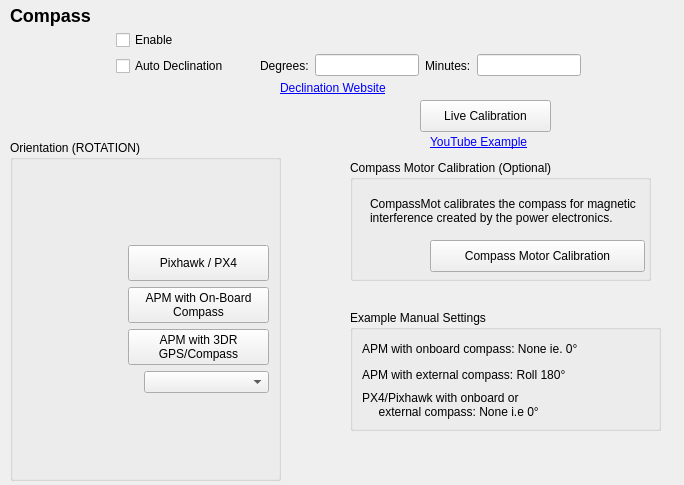
First picture: the form in src/ui/configuration/CompassConfig.ui, repository ArduPilot/apm_planner, before the edit.
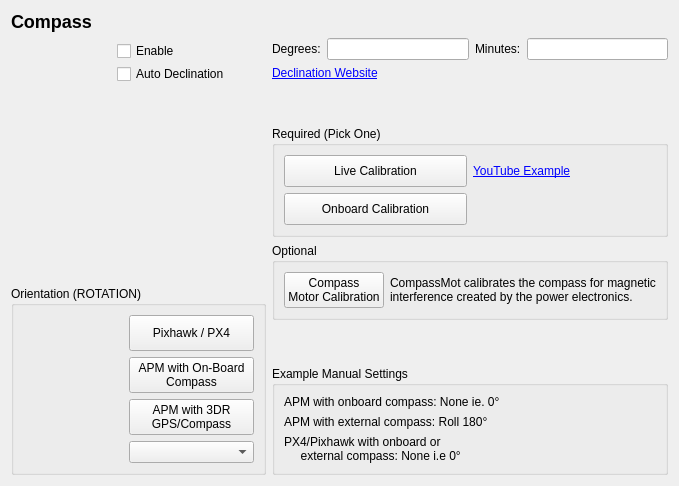
Second picture: the form after the edit. Icons and pictures are not drawn.

Commit message: Fixes #797: Update UI layout for onboard compass calibration

Diff of the .ui file:
```diff
--- a/src/ui/configuration/CompassConfig.ui
+++ b/src/ui/configuration/CompassConfig.ui
@@ -6,21 +6,47 @@
    <rect>
     <x>0</x>
     <y>0</y>
-    <width>684</width>
-    <height>485</height>
+    <width>864</width>
+    <height>574</height>
    </rect>
   </property>
+  <property name="sizePolicy">
+   <sizepolicy hsizetype="Fixed" vsizetype="Fixed">
+    <horstretch>0</horstretch>
+    <verstretch>0</verstretch>
+   </sizepolicy>
+  </property>
+  <property name="maximumSize">
+   <size>
+    <width>864</width>
+    <height>574</height>
+   </size>
+  </property>
   <property name="windowTitle">
    <string>Form</string>
   </property>
-  <widget class="QLabel" name="label">
-   <property name="geometry">
-    <rect>
-     <x>10</x>
-     <y>0</y>
+  <layout class="QHBoxLayout" name="horizontalLayout_8">
+   <property name="sizeConstraint">
+    <enum>QLayout::SetFixedSize</enum>
+   </property>
+   <item>
+    <layout class="QVBoxLayout" name="verticalLayout_7">
+     <property name="sizeConstraint">
+      <enum>QLayout::SetDefaultConstraint</enum>
+     </property>
+     <item>
+      <widget class="QLabel" name="titleLabel">
+       <property name="sizePolicy">
+        <sizepolicy hsizetype="Expanding" vsizetype="Preferred">
+         <horstretch>0</horstretch>
+         <verstretch>0</verstretch>
+        </sizepolicy>
+       </property>
+       <property name="maximumSize">
+        <size>
      <width>521</width>
-     <height>31</height>
-    </rect>
+         <height>16777215</height>
+        </size>
    </property>
    <property name="text">
     <string>&lt;h2&gt;Compass&lt;/h2&gt;</string>
@@ -29,62 +55,29 @@
     <bool>false</bool>
    </property>
   </widget>
-  <widget class="QLabel" name="label_4">
-   <property name="geometry">
-    <rect>
-     <x>280</x>
-     <y>80</y>
-     <width>125</width>
-     <height>16</height>
-    </rect>
-   </property>
-   <property name="text">
-    <string>&lt;a href=&quot;http://magnetic-declination.com/&quot;&gt;Declination Website&lt;/a&gt;</string>
-   </property>
-  </widget>
-  <widget class="QWidget" name="horizontalLayoutWidget_2">
-   <property name="geometry">
-    <rect>
-     <x>260</x>
-     <y>50</y>
-     <width>321</width>
-     <height>31</height>
-    </rect>
-   </property>
+     </item>
+     <item>
    <layout class="QHBoxLayout" name="horizontalLayout_3">
     <item>
-     <widget class="QLabel" name="label_3">
-      <property name="text">
-       <string>Degrees:</string>
-      </property>
-     </widget>
-    </item>
+        <layout class="QVBoxLayout" name="verticalLayout_6">
     <item>
-     <widget class="QLineEdit" name="degreesLineEdit"/>
-    </item>
-    <item>
-     <widget class="QLabel" name="label_7">
-      <property name="text">
-       <string>Minutes:</string>
-      </property>
-     </widget>
-    </item>
-    <item>
-     <widget class="QLineEdit" name="minutesLineEdit"/>
-    </item>
-   </layout>
-  </widget>
-  <widget class="QWidget" name="horizontalLayoutWidget">
-   <property name="geometry">
-    <rect>
-     <x>10</x>
-     <y>30</y>
-     <width>244</width>
-     <height>102</height>
-    </rect>
-   </property>
-   <layout class="QHBoxLayout" name="horizontalLayout">
-    <item>
+          <layout class="QHBoxLayout" name="horizontalLayout" stretch="1,1">
+           <property name="spacing">
+            <number>3</number>
+           </property>
+           <property name="leftMargin">
+            <number>3</number>
+           </property>
+           <property name="topMargin">
+            <number>3</number>
+           </property>
+           <property name="rightMargin">
+            <number>3</number>
+           </property>
+           <property name="bottomMargin">
+            <number>3</number>
+           </property>
+           <item alignment="Qt::AlignTop">
      <widget class="QLabel" name="label_2">
       <property name="maximumSize">
        <size>
@@ -101,6 +94,12 @@
       <property name="scaledContents">
        <bool>true</bool>
       </property>
+             <property name="alignment">
+              <set>Qt::AlignLeading|Qt::AlignLeft|Qt::AlignTop</set>
+             </property>
+             <property name="margin">
+              <number>7</number>
+             </property>
      </widget>
     </item>
     <item>
@@ -124,6 +123,9 @@
         <property name="orientation">
          <enum>Qt::Vertical</enum>
         </property>
+               <property name="sizeType">
+                <enum>QSizePolicy::Expanding</enum>
+               </property>
         <property name="sizeHint" stdset="0">
          <size>
           <width>20</width>
@@ -135,16 +137,9 @@
      </layout>
     </item>
    </layout>
-  </widget>
-  <widget class="QGroupBox" name="groupBox">
-   <property name="geometry">
-    <rect>
-     <x>10</x>
-     <y>140</y>
-     <width>271</width>
-     <height>341</height>
-    </rect>
-   </property>
+         </item>
+         <item>
+          <widget class="QGroupBox" name="presetGroupBox">
    <property name="title">
     <string>Orientation (ROTATION)</string>
    </property>
@@ -309,34 +304,65 @@
     </item>
    </layout>
   </widget>
-  <widget class="QPushButton" name="liveCalibrationButton">
-   <property name="geometry">
-    <rect>
-     <x>420</x>
-     <y>100</y>
-     <width>131</width>
-     <height>32</height>
-    </rect>
-   </property>
-   <property name="minimumSize">
+         </item>
+        </layout>
+       </item>
+       <item>
+        <layout class="QVBoxLayout" name="verticalLayout_5">
+         <item>
+          <layout class="QVBoxLayout" name="verticalLayout_4">
+           <item>
+            <layout class="QHBoxLayout" name="degressMinutesHorizontalLayout">
+             <item>
+              <widget class="QLabel" name="degreesLabel">
+               <property name="text">
+                <string>Degrees:</string>
+               </property>
+              </widget>
+             </item>
+             <item>
+              <widget class="QLineEdit" name="degreesLineEdit"/>
+             </item>
+             <item>
+              <widget class="QLabel" name="minutesLabel">
+               <property name="text">
+                <string>Minutes:</string>
+               </property>
+              </widget>
+             </item>
+             <item>
+              <widget class="QLineEdit" name="minutesLineEdit"/>
+             </item>
+            </layout>
+           </item>
+           <item>
+            <widget class="QLabel" name="declinationLabel">
+             <property name="text">
+              <string>&lt;a href=&quot;http://magnetic-declination.com/&quot;&gt;Declination Website&lt;/a&gt;</string>
+             </property>
+            </widget>
+           </item>
+           <item>
+            <spacer name="verticalSpacer_3">
+             <property name="orientation">
+              <enum>Qt::Vertical</enum>
+             </property>
+             <property name="sizeHint" stdset="0">
     <size>
-     <width>101</width>
-     <height>0</height>
-    </size>
-   </property>
-   <property name="text">
-    <string>Live Calibration</string>
-   </property>
-  </widget>
-  <widget class="QLabel" name="label_9">
-   <property name="geometry">
-    <rect>
-     <x>430</x>
-     <y>134</y>
-     <width>114</width>
-     <height>16</height>
-    </rect>
-   </property>
+               <width>20</width>
+               <height>40</height>
+              </size>
+             </property>
+            </spacer>
+           </item>
+           <item>
+            <widget class="QGroupBox" name="RequiredCalibrationGroupBox">
+             <property name="title">
+              <string>Required (Pick One)</string>
+             </property>
+             <layout class="QGridLayout" name="gridLayout_2">
+              <item row="3" column="1">
+               <widget class="QLabel" name="youTubeDemoLinkLabel_4">
    <property name="text">
     <string>&lt;a href=&quot;https://www.youtube.com/watch?v=DmsueBS0J3E&quot;&gt;YouTube Example&lt;/a&gt;</string>
    </property>
@@ -344,15 +370,86 @@
     <bool>true</bool>
    </property>
   </widget>
+              </item>
+              <item row="3" column="0">
+               <widget class="QPushButton" name="liveCalibrationButton">
+                <property name="minimumSize">
+                 <size>
+                  <width>101</width>
+                  <height>32</height>
+                 </size>
+                </property>
+                <property name="text">
+                 <string>Live Calibration</string>
+                </property>
+               </widget>
+              </item>
+              <item row="4" column="0">
+               <widget class="QPushButton" name="onboardCalibrationButton">
+                <property name="minimumSize">
+                 <size>
+                  <width>101</width>
+                  <height>32</height>
+                 </size>
+                </property>
+                <property name="text">
+                 <string>Onboard Calibration</string>
+                </property>
+               </widget>
+              </item>
+             </layout>
+            </widget>
+           </item>
+          </layout>
+         </item>
+         <item>
+          <widget class="QGroupBox" name="OptionalGroupBox">
+           <property name="title">
+            <string>Optional</string>
+           </property>
+           <layout class="QGridLayout" name="gridLayout_3">
+            <item row="1" column="1">
+             <widget class="QLabel" name="label_10">
+              <property name="text">
+               <string>CompassMot calibrates the compass for magnetic interference created by the power electronics.</string>
+              </property>
+              <property name="wordWrap">
+               <bool>true</bool>
+              </property>
+             </widget>
+            </item>
+            <item row="1" column="0">
+             <widget class="QPushButton" name="compassMotButton">
+              <property name="minimumSize">
+               <size>
+                <width>0</width>
+                <height>32</height>
+               </size>
+              </property>
+              <property name="text">
+               <string>Compass
+Motor Calibration</string>
+              </property>
+             </widget>
+            </item>
+           </layout>
+          </widget>
+         </item>
+         <item>
+          <spacer name="verticalSpacer_2">
+           <property name="orientation">
+            <enum>Qt::Vertical</enum>
+           </property>
+           <property name="sizeHint" stdset="0">
+            <size>
+             <width>20</width>
+             <height>40</height>
+            </size>
+           </property>
+          </spacer>
+         </item>
+         <item>
   <widget class="QGroupBox" name="Examples">
-   <property name="geometry">
-    <rect>
-     <x>350</x>
-     <y>310</y>
-     <width>311</width>
-     <height>121</height>
-    </rect>
-   </property>
    <property name="title">
     <string>Example Manual Settings</string>
    </property>
@@ -381,48 +478,14 @@
     </item>
    </layout>
   </widget>
-  <widget class="QGroupBox" name="groupBox_2">
-   <property name="geometry">
-    <rect>
-     <x>350</x>
-     <y>160</y>
-     <width>301</width>
-     <height>121</height>
-    </rect>
-   </property>
-   <property name="title">
-    <string>Compass Motor Calibration (Optional)</string>
-   </property>
-   <widget class="QPushButton" name="compassMotButton">
-    <property name="geometry">
-     <rect>
-      <x>80</x>
-      <y>80</y>
-      <width>215</width>
-      <height>32</height>
-     </rect>
-    </property>
-    <property name="text">
-     <string>Compass Motor Calibration</string>
-    </property>
-   </widget>
-   <widget class="QLabel" name="label_10">
-    <property name="geometry">
-     <rect>
-      <x>20</x>
-      <y>30</y>
-      <width>271</width>
-      <height>41</height>
-     </rect>
-    </property>
-    <property name="text">
-     <string>CompassMot calibrates the compass for magnetic interference created by the power electronics.</string>
-    </property>
-    <property name="wordWrap">
-     <bool>true</bool>
-    </property>
-   </widget>
-  </widget>
+         </item>
+        </layout>
+       </item>
+      </layout>
+     </item>
+    </layout>
+   </item>
+  </layout>
  </widget>
  <resources>
   <include location="../../../qgroundcontrol.qrc"/>
```
Lines whose indentation alone changed are shown as unchanged. The commit also changes 12 other files.
